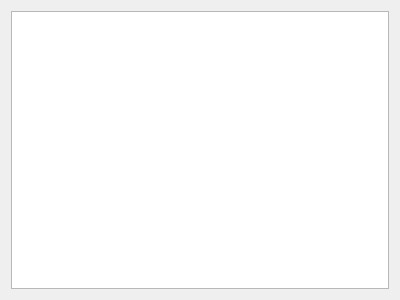
This is cwe_guiWidgets/cwe_job_list.ui in NHERI-SimCenter/CWE-Simulation-Tool as Qt 5 draws it before an edit. The edited form follows.
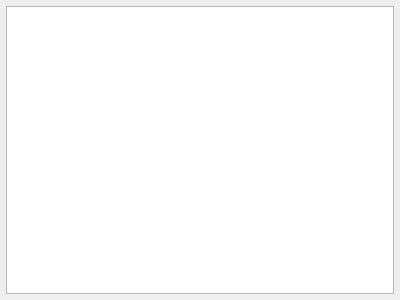
This is the edited form. Custom widgets are drawn as their Qt base class.

Commit message: layout adjustments

Diff of the .ui file:
```diff
--- a/cwe_guiWidgets/cwe_job_list.ui
+++ b/cwe_guiWidgets/cwe_job_list.ui
@@ -49,6 +49,18 @@
    <string>Form</string>
   </property>
   <layout class="QGridLayout" name="gridLayout">
+   <property name="leftMargin">
+    <number>6</number>
+   </property>
+   <property name="topMargin">
+    <number>6</number>
+   </property>
+   <property name="rightMargin">
+    <number>6</number>
+   </property>
+   <property name="bottomMargin">
+    <number>6</number>
+   </property>
    <item row="0" column="0" colspan="2">
     <widget class="RemoteJobLister" name="tableView_jobs">
      <property name="sizePolicy">
```
